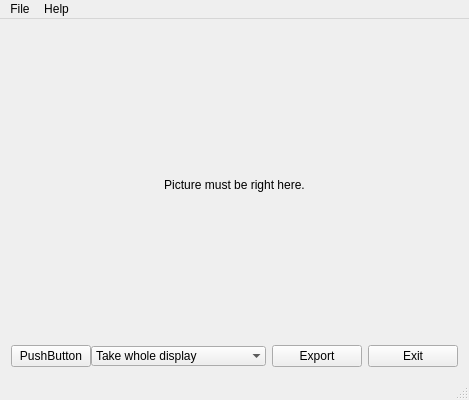
First picture: the form in src/mainwindow.ui, repository sb0y/QScreenShotter, before the edit.
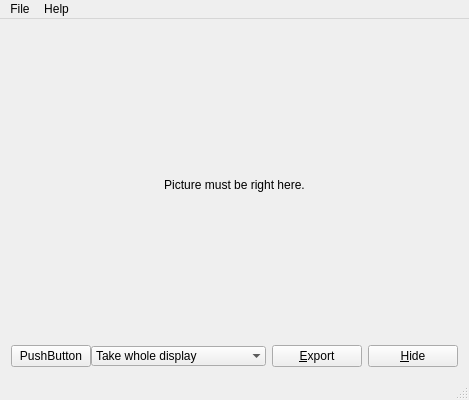
Second picture: the form after the edit. Custom widgets are drawn as their Qt base class.

Commit message: Exit button is hide now

Diff of the .ui file:
```diff
--- a/src/mainwindow.ui
+++ b/src/mainwindow.ui
@@ -147,14 +147,14 @@
         <item>
          <widget class="menuButton" name="buttonExport">
           <property name="text">
-           <string>Export</string>
+           <string>&amp;Export</string>
           </property>
          </widget>
         </item>
         <item>
          <widget class="QPushButton" name="buttonExit">
           <property name="text">
-           <string>Exit</string>
+           <string>&amp;Hide</string>
           </property>
          </widget>
         </item>
```
The commit also changes 1 other file.
